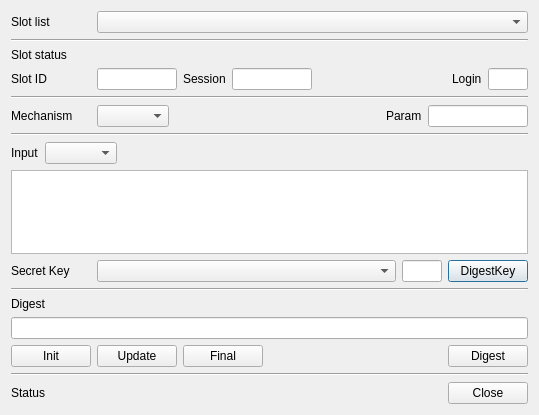
Before: the Qt Designer form CryptokiMan/digest_dlg.ui in jykim74/CryptokiMan, drawn with Qt 5.
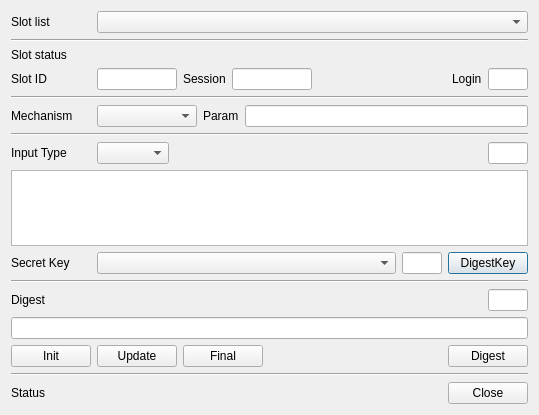
After: the same form once the commit is applied.

Commit message: Digest UI 개선

What changed in the file:
```diff
--- a/CryptokiMan/digest_dlg.ui
+++ b/CryptokiMan/digest_dlg.ui
@@ -148,20 +148,10 @@
       <number>0</number>
      </property>
      <item row="0" column="3">
-      <widget class="QLabel" name="label_8">
-       <property name="text">
-        <string>Param</string>
-       </property>
-      </widget>
-     </item>
-     <item row="0" column="1">
-      <widget class="QComboBox" name="mMechCombo"/>
-     </item>
-     <item row="0" column="4">
       <widget class="QLineEdit" name="mParamText">
        <property name="maximumSize">
         <size>
-         <width>100</width>
+         <width>16777215</width>
          <height>16777215</height>
         </size>
        </property>
@@ -175,23 +165,45 @@
          <height>0</height>
         </size>
        </property>
+       <property name="maximumSize">
+        <size>
+         <width>80</width>
+         <height>16777215</height>
+        </size>
+       </property>
        <property name="text">
         <string>Mechanism</string>
        </property>
       </widget>
      </item>
      <item row="0" column="2">
-      <spacer name="horizontalSpacer_4">
-       <property name="orientation">
-        <enum>Qt::Horizontal</enum>
+      <widget class="QLabel" name="label_8">
+       <property name="maximumSize">
+        <size>
+         <width>80</width>
+         <height>16777215</height>
+        </size>
        </property>
-       <property name="sizeHint" stdset="0">
+       <property name="text">
+        <string>Param</string>
+       </property>
+      </widget>
+     </item>
+     <item row="0" column="1">
+      <widget class="QComboBox" name="mMechCombo">
+       <property name="minimumSize">
         <size>
-         <width>40</width>
-         <height>20</height>
+         <width>100</width>
+         <height>0</height>
         </size>
        </property>
-      </spacer>
+       <property name="maximumSize">
+        <size>
+         <width>100</width>
+         <height>16777215</height>
+        </size>
+       </property>
+      </widget>
      </item>
     </layout>
    </item>
@@ -207,28 +219,59 @@
      <property name="topMargin">
       <number>0</number>
      </property>
+     <item row="0" column="2">
+      <spacer name="horizontalSpacer_5">
+       <property name="orientation">
+        <enum>Qt::Horizontal</enum>
+       </property>
+       <property name="sizeHint" stdset="0">
+        <size>
+         <width>40</width>
+         <height>20</height>
+        </size>
+       </property>
+      </spacer>
+     </item>
      <item row="0" column="0">
       <widget class="QLabel" name="label_5">
+       <property name="minimumSize">
+        <size>
+         <width>80</width>
+         <height>0</height>
+        </size>
+       </property>
+       <property name="maximumSize">
+        <size>
+         <width>80</width>
+         <height>16777215</height>
+        </size>
+       </property>
        <property name="text">
-        <string>Input</string>
+        <string>Input Type</string>
        </property>
       </widget>
      </item>
      <item row="0" column="1">
       <widget class="QComboBox" name="mInputCombo"/>
      </item>
-     <item row="0" column="2">
-      <spacer name="horizontalSpacer_5">
-       <property name="orientation">
-        <enum>Qt::Horizontal</enum>
+     <item row="0" column="3">
+      <widget class="QLineEdit" name="mInputLenText">
+       <property name="minimumSize">
+        <size>
+         <width>40</width>
+         <height>0</height>
+        </size>
        </property>
-       <property name="sizeHint" stdset="0">
+       <property name="maximumSize">
         <size>
          <width>40</width>
-         <height>20</height>
+         <height>16777215</height>
         </size>
        </property>
-      </spacer>
+       <property name="readOnly">
+        <bool>true</bool>
+       </property>
+      </widget>
      </item>
     </layout>
    </item>
@@ -292,11 +335,62 @@
     </widget>
    </item>
    <item>
-    <widget class="QLabel" name="label_9">
-     <property name="text">
-      <string>Digest</string>
+    <layout class="QGridLayout" name="gridLayout_6">
+     <property name="topMargin">
+      <number>0</number>
      </property>
-    </widget>
+     <item row="0" column="2">
+      <widget class="QLineEdit" name="mOutputLenText">
+       <property name="minimumSize">
+        <size>
+         <width>40</width>
+         <height>0</height>
+        </size>
+       </property>
+       <property name="maximumSize">
+        <size>
+         <width>40</width>
+         <height>16777215</height>
+        </size>
+       </property>
+       <property name="readOnly">
+        <bool>true</bool>
+       </property>
+      </widget>
+     </item>
+     <item row="0" column="0">
+      <widget class="QLabel" name="label_9">
+       <property name="minimumSize">
+        <size>
+         <width>80</width>
+         <height>0</height>
+        </size>
+       </property>
+       <property name="maximumSize">
+        <size>
+         <width>80</width>
+         <height>16777215</height>
+        </size>
+       </property>
+       <property name="text">
+        <string>Digest</string>
+       </property>
+      </widget>
+     </item>
+     <item row="0" column="1">
+      <spacer name="horizontalSpacer_4">
+       <property name="orientation">
+        <enum>Qt::Horizontal</enum>
+       </property>
+       <property name="sizeHint" stdset="0">
+        <size>
+         <width>40</width>
+         <height>20</height>
+        </size>
+       </property>
+      </spacer>
+     </item>
+    </layout>
    </item>
    <item>
     <widget class="QLineEdit" name="mOutputText"/>
```
The commit also changes 2 other files.
